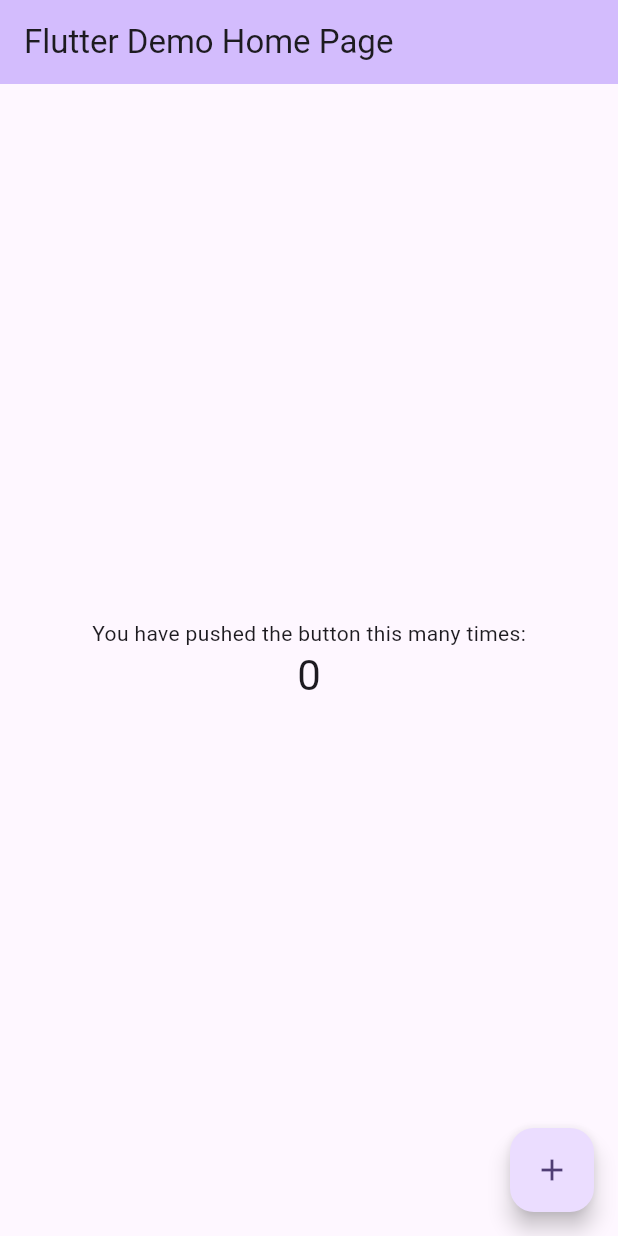
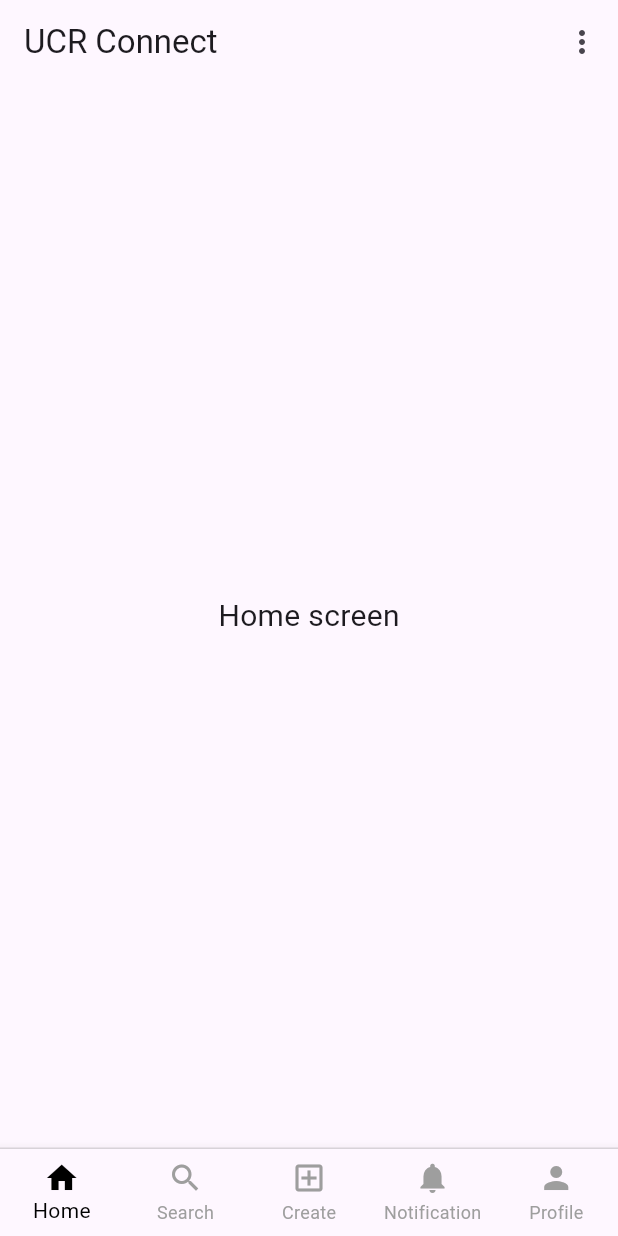
Before and after one commit to ToughKnee/MyDevops-mobile, a Flutter app: the screen it shows after launch, on a phone screen of 412 x 824 dp. Run offline on Flutter 3.47's test engine with Material 3 defaults, Android fonts, the phone set to English and light mode, and no system bars; our stand-ins replace bloc, equatable, go_router.

Commit message:
feat(navigation): add navigation and router setup

```diff
--- /dev/null
+++ b/lib/core/globals/main_scaffold.dart
@@ -0,0 +1,71 @@
+import 'package:flutter/material.dart';
+import 'package:go_router/go_router.dart';
+import '../router/paths.dart';
+
+class MainScaffold extends StatelessWidget {
+  final Widget child;
+  final int currentIndex;
+
+  const MainScaffold({
+    super.key,
+    required this.child,
+    required this.currentIndex,
+  });
+
+  void _onTap(BuildContext context, int index) {
+    switch (index) {
+      case 0:
+        context.go(Paths.home);
+        break;
+      case 1:
+        context.go(Paths.search);
+        break;
+      case 2:
+        context.go(Paths.create);
+        break;
+      case 3:
+        context.go(Paths.notifications);
+        break;
+      case 4:
+        context.go(Paths.profile);
+        break;
+    }
+  }
+
+  @override
+  Widget build(BuildContext context) {
+    return Scaffold(
+      appBar: AppBar(
+        title: const Text('UCR Connect'),
+        actions: [
+          IconButton(
+            icon: const Icon(Icons.more_vert),
+            onPressed: () => context.push(Paths.settings),
+          ),
+        ],
+      ),
+      body: child,
+      bottomNavigationBar: Container(
+        decoration: const BoxDecoration(
+          border: Border(
+            top: BorderSide(color: Colors.black12),
+          ),
+        ),
+        child: BottomNavigationBar(
+          currentIndex: currentIndex,
+          selectedItemColor: Colors.black,
+          unselectedItemColor: Colors.grey,
+          type: BottomNavigationBarType.fixed,
+          onTap: (i) => _onTap(context, i),
+          items: const [
+            BottomNavigationBarItem(icon: Icon(Icons.home), label: 'Home'),
+            BottomNavigationBarItem(icon: Icon(Icons.search), label: 'Search'),
+            BottomNavigationBarItem(icon: Icon(Icons.add_box_outlined), label: 'Create'),
+            BottomNavigationBarItem(icon: Icon(Icons.notifications), label: 'Notification'),
+            BottomNavigationBarItem(icon: Icon(Icons.person), label: 'Profile'),
+          ],
+        ),
+      ),
+    );
+  }
+}
--- /dev/null
+++ b/lib/core/router/app_router.dart
@@ -0,0 +1,24 @@
+import 'package:go_router/go_router.dart';
+import 'app_routes.dart';
+import 'paths.dart';
+
+final GoRouter appRouter = GoRouter(
+  initialLocation: Paths.home,
+  /*
+  refreshListenable: GoRouterRefreshStream(
+    context.read<LoginBloc>().stream,
+  ),
+  redirect: (context, state) {
+    final loginState = context.read<LoginBloc>().state;
+    final isOnLogin = state.uri.toString() == Paths.login;
+    final isAuthenticated = loginState is LoginSuccess;
+
+    if (!isAuthenticated && !isOnLogin) {
+      return Paths.login;
+    } else if (isAuthenticated && isOnLogin) {
+      return Paths.home;
+    }
+    return null;
+  }*/
+  routes: appRoutes,
+);
--- /dev/null
+++ b/lib/core/router/paths.dart
@@ -0,0 +1,10 @@
+class Paths {
+  static const String login = '/auth/login';
+  static const String register = '/auth/register';
+  static const String home = '/home';
+  static const String search = '/search';
+  static const String create = '/create';
+  static const String notifications = '/notifications';
+  static const String profile = '/profile';
+  static const String settings = '/settings';
+}
--- /dev/null
+++ b/lib/core/router/router_utils.dart
@@ -0,0 +1,9 @@
+import 'paths.dart';
+
+int getIndexFromLocation(String location) {
+  if (location.startsWith(Paths.search)) return 1;
+  if (location.startsWith(Paths.create)) return 2;
+  if (location.startsWith(Paths.notifications)) return 3;
+  if (location.startsWith(Paths.profile)) return 4;
+  return 0;
+}
--- a/lib/main.dart
+++ b/lib/main.dart
@@ -1,4 +1,6 @@
 import 'package:flutter/material.dart';
+import 'package:go_router/go_router.dart';
+import 'core/router/app_router.dart';
 
 void main() {
   runApp(const MyApp());
@@ -10,7 +12,7 @@ class MyApp extends StatelessWidget {
   // This widget is the root of your application.
   @override
   Widget build(BuildContext context) {
-    return MaterialApp(
+    return MaterialApp.router(
       title: 'Flutter Demo',
       theme: ThemeData(
         // This is the theme of your application.
@@ -30,7 +32,7 @@ class MyApp extends StatelessWidget {
         // tested with just a hot reload.
         colorScheme: ColorScheme.fromSeed(seedColor: Colors.deepPurple),
       ),
-      home: const MyHomePage(title: 'Flutter Demo Home Page'),
+      routerConfig: appRouter,
     );
   }
 }
--- /dev/null
+++ b/lib/src/home/presenter/presenter.dart
@@ -0,0 +1,17 @@
+import 'package:flutter/material.dart';
+
+class HomeScreen extends StatelessWidget {
+  const HomeScreen({super.key});
+
+  @override
+  Widget build(BuildContext context) {
+    return Scaffold(
+      body: const Center(
+        child: Text(
+          'Home screen',
+          style: TextStyle(fontSize: 20),
+        ),
+      ),
+    );
+  }
+}
--- a/pubspec.yaml
+++ b/pubspec.yaml
@@ -38,6 +38,7 @@ dependencies:
   # The following adds the Cupertino Icons font to your application.
   # Use with the CupertinoIcons class for iOS style icons.
   cupertino_icons: ^1.0.8
+  go_router: ^14.8.1
 
 dev_dependencies:
   flutter_test:
```
Also changed, not shown: lib/core/router/app_routes.dart (added, +61 -0 lines), lib/src/create/presenter/presenter.dart (added, +17 -0 lines), lib/src/notifications/presenter/presenter.dart (added, +17 -0 lines), lib/src/profile/presenter/presenter.dart (added, +17 -0 lines), lib/src/search/presenter/presenter.dart (added, +17 -0 lines), lib/src/settings/presenter/presenter.dart (added, +21 -0 lines), lib/core/routes/routes.dart (deleted), pubspec.lock.
